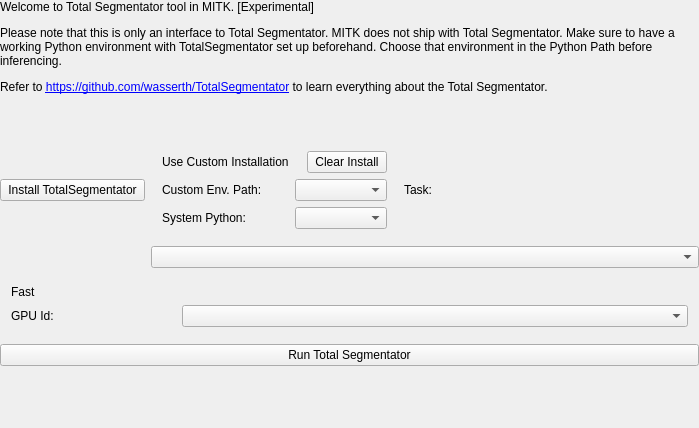
Old version of the form Modules/SegmentationUI/Qmitk/QmitkTotalSegmentatorGUIControls.ui in the repository MITK/MITK.
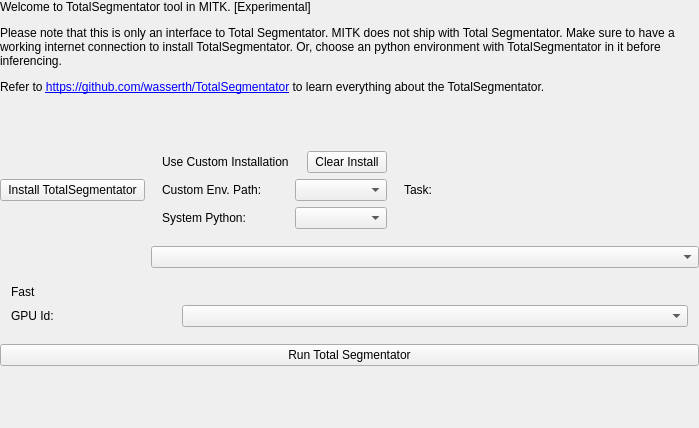
New version of the form. Custom widgets are drawn as their Qt base class.

Commit message: UI text update & ubuntu build fix

Patch:
```diff
--- a/Modules/SegmentationUI/Qmitk/QmitkTotalSegmentatorGUIControls.ui
+++ b/Modules/SegmentationUI/Qmitk/QmitkTotalSegmentatorGUIControls.ui
@@ -55,7 +55,7 @@
         </sizepolicy>
        </property>
        <property name="text">
-        <string>&lt;html&gt;&lt;head/&gt;&lt;body&gt;&lt;p&gt;Welcome to Total Segmentator tool in MITK. [Experimental]&lt;/p&gt;&lt;p&gt;Please note that this is only an interface to Total Segmentator. MITK does not ship with Total Segmentator. Make sure to have a working Python environment with TotalSegmentator set up beforehand. Choose that environment in the Python Path before inferencing. &lt;/p&gt;&lt;p&gt;Refer to &lt;a href=&quot;https://github.com/wasserth/TotalSegmentator&quot;&gt;&lt;span style=&quot; text-decoration: underline; color:#0000ff;&quot;&gt;https://github.com/wasserth/TotalSegmentator&lt;/span&gt;&lt;/a&gt; to learn everything about the Total Segmentator.&lt;/p&gt;&lt;p&gt;&lt;br/&gt;&lt;/p&gt;&lt;/body&gt;&lt;/html&gt;</string>
+        <string>&lt;html&gt;&lt;head/&gt;&lt;body&gt;&lt;p&gt;Welcome to TotalSegmentator tool in MITK. [Experimental]&lt;/p&gt;&lt;p&gt;Please note that this is only an interface to Total Segmentator. MITK does not ship with Total Segmentator. Make sure to have a working internet connection to install TotalSegmentator. Or, choose an python environment with TotalSegmentator in it before inferencing. &lt;/p&gt;&lt;p&gt;Refer to &lt;a href=&quot;https://github.com/wasserth/TotalSegmentator&quot;&gt;&lt;span style=&quot; text-decoration: underline; color:#0000ff;&quot;&gt;https://github.com/wasserth/TotalSegmentator&lt;/span&gt;&lt;/a&gt; to learn everything about the TotalSegmentator.&lt;/p&gt;&lt;p&gt;&lt;br/&gt;&lt;/p&gt;&lt;/body&gt;&lt;/html&gt;</string>
        </property>
        <property name="textFormat">
         <enum>Qt::RichText</enum>
```
The commit also changes 1 other file.
